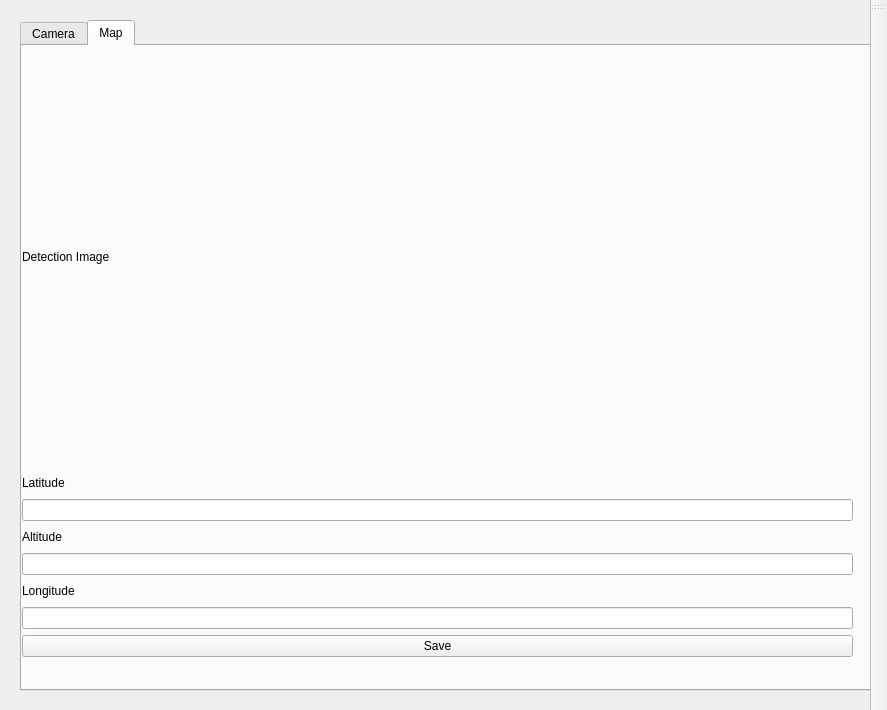
sckirl/ProjectSurveillance, file InterfaceAccess/form.ui: the form before one commit.
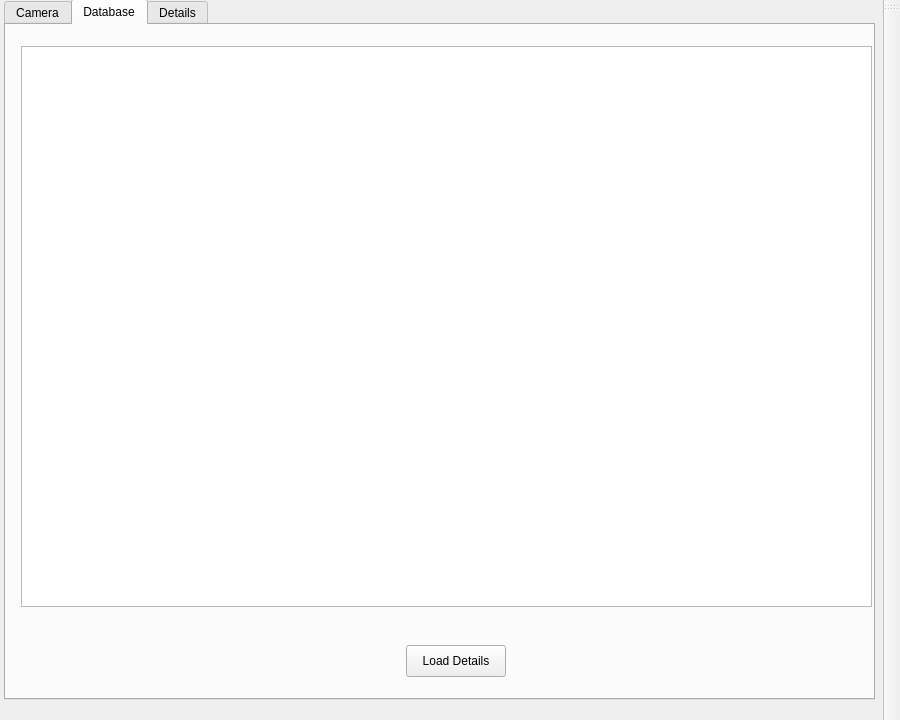
The form after the commit. The open tabs and pages were chosen to show the change.

Commit message: updated DatabaseAccess and added OCR capability

Patch:
```diff
--- a/InterfaceAccess/form.ui
+++ b/InterfaceAccess/form.ui
@@ -6,32 +6,32 @@
    <rect>
     <x>0</x>
     <y>0</y>
-    <width>887</width>
-    <height>710</height>
+    <width>900</width>
+    <height>720</height>
    </rect>
   </property>
+  <property name="maximumSize">
+   <size>
+    <width>900</width>
+    <height>720</height>
+   </size>
+  </property>
   <property name="windowTitle">
    <string>MainWindow</string>
   </property>
   <widget class="QWidget" name="centralwidget">
-   <widget class="QWidget" name="gridLayoutWidget">
-    <property name="geometry">
-     <rect>
-      <x>10</x>
-      <y>10</y>
-      <width>688</width>
-      <height>520</height>
-     </rect>
-    </property>
-    <layout class="QGridLayout" name="gridLayout"/>
-   </widget>
+   <layout class="QFormLayout" name="formLayout">
+    <item row="0" column="0">
+     <layout class="QGridLayout" name="gridLayout"/>
+    </item>
+   </layout>
    <widget class="QTabWidget" name="tabWidget">
     <property name="geometry">
      <rect>
-      <x>20</x>
-      <y>20</y>
-      <width>851</width>
-      <height>671</height>
+      <x>4</x>
+      <y>-1</y>
+      <width>871</width>
+      <height>701</height>
      </rect>
     </property>
     <property name="sizePolicy">
@@ -43,6 +43,9 @@
     <property name="currentIndex">
      <number>0</number>
     </property>
+    <property name="tabBarAutoHide">
+     <bool>false</bool>
+    </property>
     <widget class="QWidget" name="CameraTab">
      <attribute name="title">
       <string>Camera</string>
@@ -124,7 +127,38 @@
     </widget>
     <widget class="QWidget" name="MapTab">
      <attribute name="title">
-      <string>Map</string>
+      <string>Database</string>
+     </attribute>
+     <widget class="QTableView" name="tableView">
+      <property name="geometry">
+       <rect>
+        <x>15</x>
+        <y>21</y>
+        <width>851</width>
+        <height>561</height>
+       </rect>
+      </property>
+     </widget>
+     <widget class="QPushButton" name="loadBtn">
+      <property name="geometry">
+       <rect>
+        <x>400</x>
+        <y>620</y>
+        <width>100</width>
+        <height>32</height>
+       </rect>
+      </property>
+      <property name="text">
+       <string>Load Details</string>
+      </property>
+     </widget>
+    </widget>
+    <widget class="QWidget" name="DetailsTab">
+     <property name="enabled">
+      <bool>true</bool>
+     </property>
+     <attribute name="title">
+      <string>Details</string>
      </attribute>
      <widget class="QWidget" name="verticalLayoutWidget">
       <property name="geometry">
@@ -194,7 +228,7 @@
        <item>
         <widget class="QPushButton" name="saveDatabase">
          <property name="text">
-          <string>Save</string>
+          <string>Update</string>
          </property>
         </widget>
        </item>
```
Left out of the diff: 26 changed lines with no effect on the pictures. The commit also changes 6 other files.
